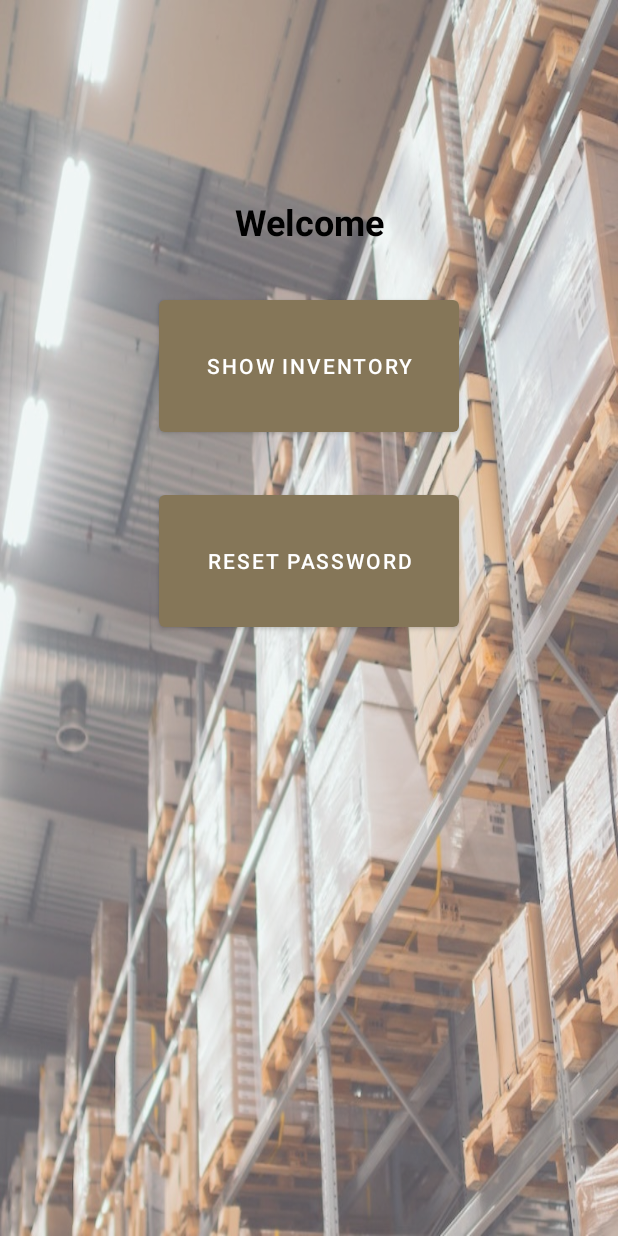
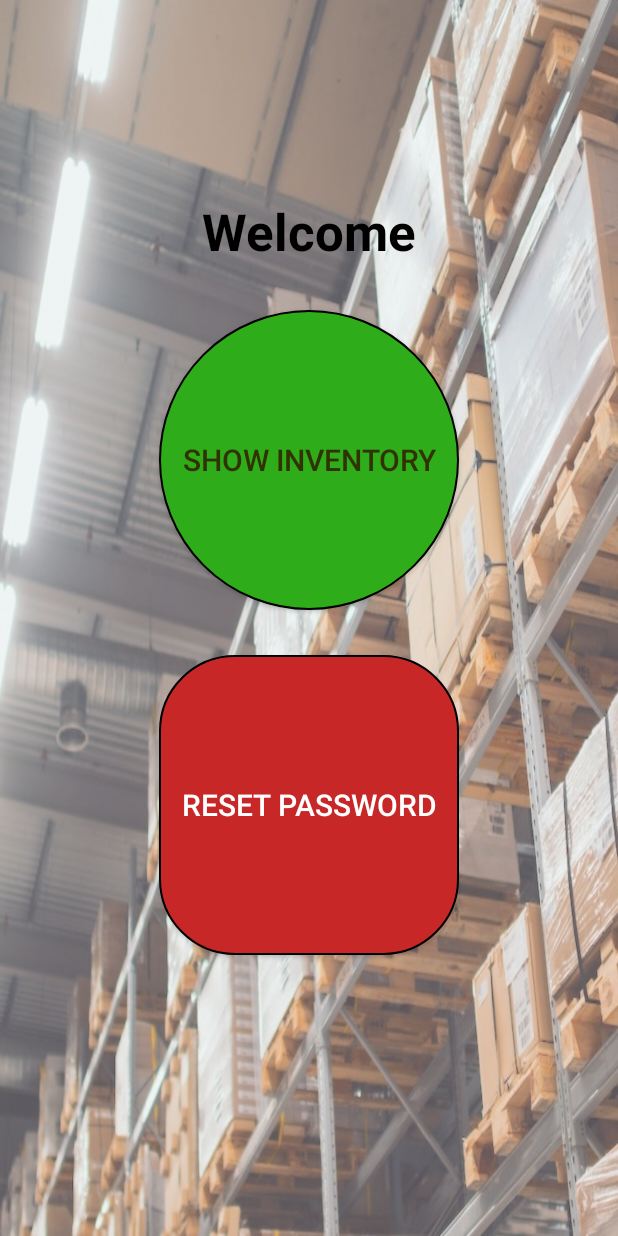
Before and after one commit to FcoJAA/InventoryScout, an Android app: the layout activity_myprofile.xml on its own in the app's theme, with its tools: preview values and no code run, on a phone screen of 412 x 824 dp. Run offline under Robolectric (Android 15) with nearby library versions, the phone set to English and light mode, and no system bars.

Commit message:
change: myprofile interface

```diff
--- a/app/src/main/java/com/example/inventoryscout/myprofile.java
+++ b/app/src/main/java/com/example/inventoryscout/myprofile.java
@@ -22,9 +22,7 @@ public  class myprofile extends AppCompatActivity {
         mAuth =FirebaseAuth.getInstance();
     }
 
-    public void insertItem(View view){
-        startActivity(new Intent(this,insertItems.class));
-    }
+
     public void showInventory(View view){
         startActivity(new Intent(this,ShowInventory.class));
     }
--- /dev/null
+++ b/app/src/main/res/drawable/boton_redondo.xml
@@ -0,0 +1,9 @@
+<?xml version="1.0" encoding="utf-8"?>
+<shape xmlns:android="http://schemas.android.com/apk/res/android" android:shape="oval">
+
+    <solid android:color="#FF2FAC19"></solid>
+    <corner android:radius="1dp"></corner>
+    <size android:width="200dp" android:height="200dp"></size>
+    <stroke android:color="#000" android:width="1dp"></stroke>
+
+</shape>
--- /dev/null
+++ b/app/src/main/res/drawable/boton_reset.xml
@@ -0,0 +1,14 @@
+<?xml version="1.0" encoding="utf-8"?>
+<shape xmlns:android="http://schemas.android.com/apk/res/android" android:shape="rectangle">
+
+    <solid android:color="#C82727"></solid>
+    <corners
+        android:bottomLeftRadius="50dp"
+        android:bottomRightRadius="50dp"
+        android:topLeftRadius="50dp"
+        android:topRightRadius="50dp">
+    </corners>
+    <size android:width="200dp" android:height="200dp"></size>
+    <stroke android:color="#000" android:width="1dp"></stroke>
+
+</shape>
--- a/app/src/main/res/layout/activity_myprofile.xml
+++ b/app/src/main/res/layout/activity_myprofile.xml
@@ -27,7 +27,7 @@
             android:gravity="center"
             android:text="Welcome"
             android:textColor="#000000"
-            android:textSize="24sp"
+            android:textSize="34sp"
             android:textStyle="bold" />
 
         <Space
@@ -36,11 +36,14 @@
 
         <Button
             android:id="@+id/button"
-            android:layout_width="200dp"
-            android:layout_height="100sp"
+            android:layout_width="wrap_content"
+            android:layout_height="wrap_content"
             android:layout_gravity="center"
+            android:background="@drawable/boton_redondo"
             android:onClick="showInventory"
-            android:text="Show Inventory" />
+            android:text="Show Inventory"
+            android:textColor="#303300"
+            android:textSize="20sp" />
 
         <Space
             android:layout_width="match_parent"
@@ -49,10 +52,13 @@
         <Button
             android:id="@+id/button3"
             android:layout_width="200sp"
-            android:layout_height="100sp"
+            android:layout_height="200sp"
             android:layout_gravity="center"
+            android:background="@drawable/boton_reset"
             android:onClick="changeToResetPassword"
-            android:text="Reset Password" />
+            android:text="Reset Password"
+            android:textColor="#FFFFFF"
+            android:textSize="20sp" />
 
         <Space
             android:layout_width="match_parent"
--- a/app/src/main/res/values-night/themes.xml
+++ b/app/src/main/res/values-night/themes.xml
@@ -1,6 +1,6 @@
 <resources xmlns:tools="http://schemas.android.com/tools">
     <!-- Base application theme. -->
-    <style name="Theme.InventoryScout" parent="Theme.MaterialComponents.DayNight.DarkActionBar">
+    <style name="Theme.InventoryScout" parent="Theme.AppCompat.Light.NoActionBar">
         <!-- Primary brand color. -->
         <item name="colorPrimary">@color/purple_200</item>
         <item name="colorPrimaryVariant">@color/purple_700</item>
--- a/app/src/main/res/values/themes.xml
+++ b/app/src/main/res/values/themes.xml
@@ -1,6 +1,6 @@
 <resources xmlns:tools="http://schemas.android.com/tools">
     <!-- Base application theme. -->
-    <style name="Theme.InventoryScout" parent="Theme.MaterialComponents.DayNight.DarkActionBar">
+    <style name="Theme.InventoryScout" parent="Theme.AppCompat.Light.NoActionBar">
         <!-- Primary brand color. -->
         <item name="colorPrimary">#857658</item>
         <item name="colorPrimaryVariant">#857658</item>
```
